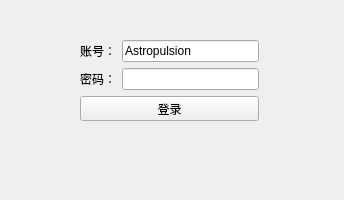
Qt form Login.ui (zyj8691/PCSAProject) before a commit.
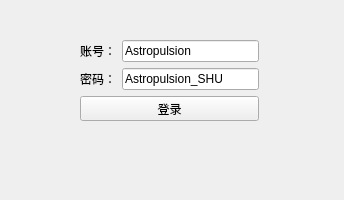
The same form after that commit.

```diff
--- a/Login.ui
+++ b/Login.ui
@@ -51,7 +51,11 @@
        </widget>
       </item>
       <item>
-       <widget class="QLineEdit" name="passwordEdit"/>
+       <widget class="QLineEdit" name="passwordEdit">
+        <property name="text">
+         <string>Astropulsion_SHU</string>
+        </property>
+       </widget>
       </item>
      </layout>
     </item>
```
